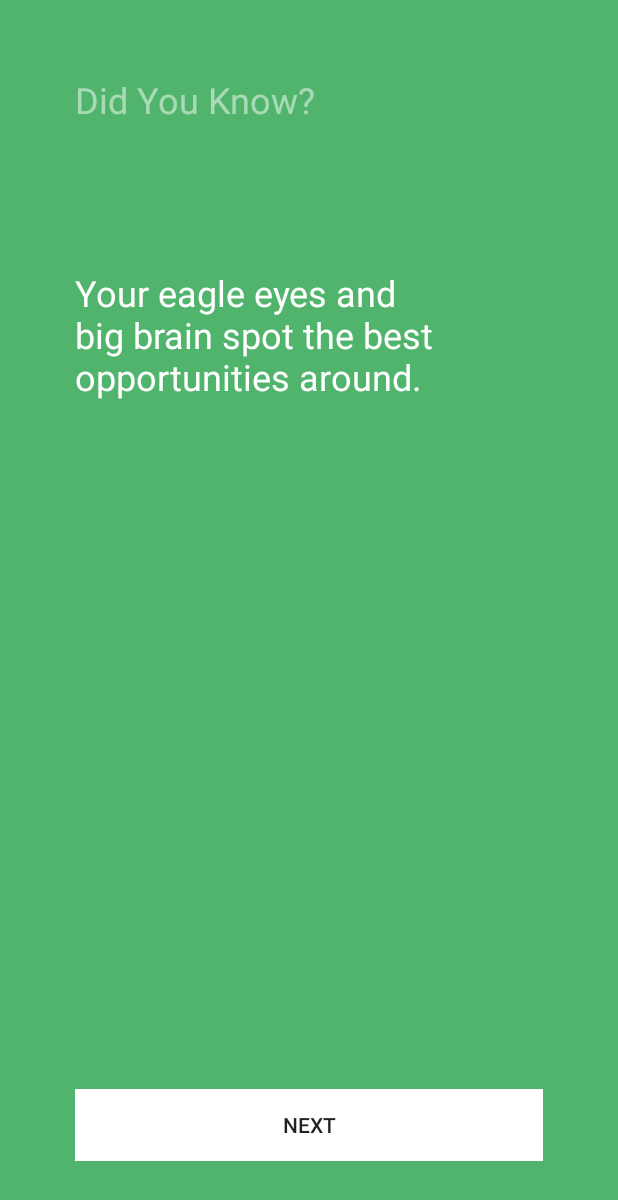
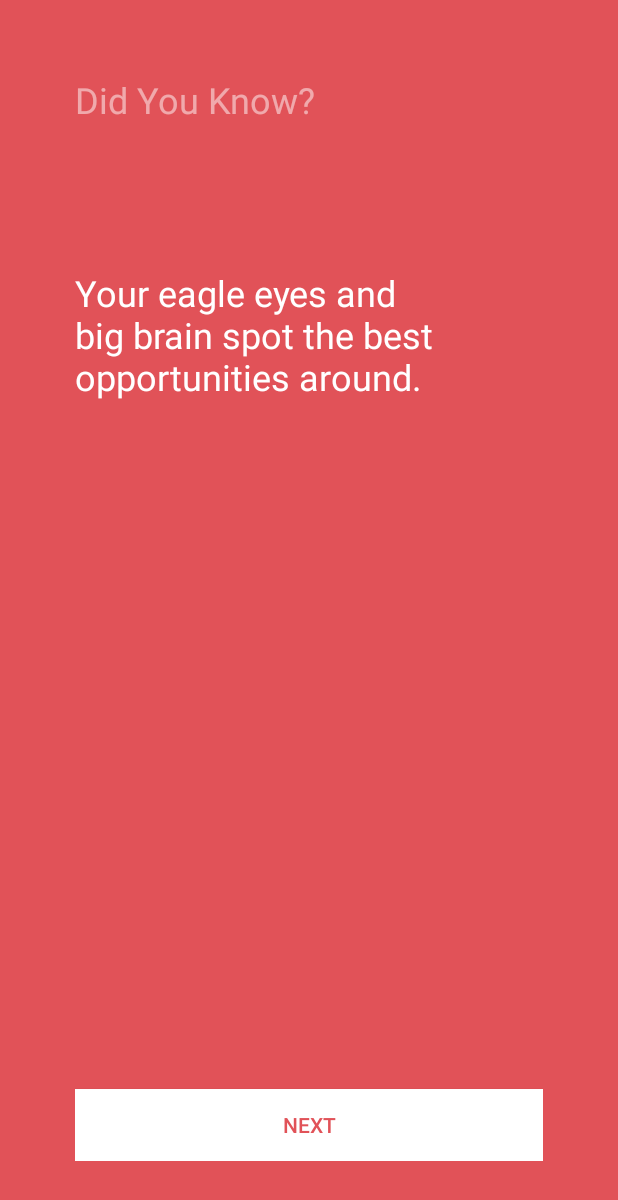
Before and after one commit to didiimnida/AndroidFunFacts, an Android app: the screen it shows after launch (FunFactsActivity), after a tap on "NEXT", on a phone screen of 412 x 824 dp. Shown: the top 1200 px of the screen. Run offline under Robolectric (Android 15) with nearby library versions, the phone set to English and light mode, and no system bars.

Commit message:
Add files for Android App.

```diff
--- a/app/src/main/AndroidManifest.xml
+++ b/app/src/main/AndroidManifest.xml
@@ -4,7 +4,7 @@
 
     <application
         android:allowBackup="true"
-        android:icon="@mipmap/ic_launcher"
+        android:icon="@drawable/ic_launcher"
         android:label="@string/app_name"
         android:theme="@style/AppTheme" >
         <activity
--- /dev/null
+++ b/app/src/main/java/com/dianahilton/funfacts/ColorWheel.java
@@ -0,0 +1,40 @@
+package com.dianahilton.funfacts;
+
+import android.graphics.Color;
+
+import java.util.Random;
+
+public class ColorWheel {
+
+    //Member variable (properties about the object)
+    public String[] mColor = {
+            "#39add1",
+            "#3079ab",
+            "#c25975",
+            "#e15258",
+            "#f9845b",
+            "#838cc7",
+            "#7d669e",
+            "#53bbb4",
+            "#51b46d",
+            "#e0ab18",
+            "#637a91",
+            "#f092b0",
+            "#b7c0c7"
+    };
+
+    //Method (abilities: things the object can do)
+    public int getColor(){
+
+        String color = "";
+
+        Random randomGenerator = new Random();
+        int randomNumber = randomGenerator.nextInt(mColor.length);
+
+        color = mColor[randomNumber];
+
+        int colorAsInt = Color.parseColor(color);
+
+        return colorAsInt;
+    }
+}
--- a/app/src/main/java/com/dianahilton/funfacts/FunFactsActivity.java
+++ b/app/src/main/java/com/dianahilton/funfacts/FunFactsActivity.java
@@ -1,15 +1,22 @@
 package com.dianahilton.funfacts;
 
 import android.app.Activity;
+import android.graphics.Color;
 import android.os.Bundle;
 import android.view.View;
+import android.widget.RelativeLayout;
 import android.widget.TextView;
 import android.widget.Button;
+import android.widget.Toast;
+import android.util.Log;
 
 
 public class FunFactsActivity extends Activity {
 
+    public static final String TAG = FunFactsActivity.class.getSimpleName();
+
     private FactBook mFactBook = new FactBook();
+    private ColorWheel mColorWheel = new ColorWheel();
 
     @Override
     protected void onCreate(Bundle savedInstanceState) {
@@ -18,16 +25,24 @@ public class FunFactsActivity extends Activity {
 
         //Declare our View variables and assign the Views from the layout file
         final TextView factLabel = (TextView) findViewById(R.id.complimentTextView);
-        Button showFactButton = (Button) findViewById(R.id.nextButton);
+        final Button showFactButton = (Button) findViewById(R.id.nextButton);
+        final RelativeLayout relativeLayout = (RelativeLayout) findViewById(R.id.relativeLayout);
+
         View.OnClickListener listener = new View.OnClickListener() {
             @Override
             public void onClick(View view) {
                 String compliment = mFactBook.getCompliment();
                 //Update the label with our dynamic compliment
                 factLabel.setText(compliment);
+                int color = mColorWheel.getColor();
+                relativeLayout.setBackgroundColor(color);
+                showFactButton.setTextColor(color);
 
             }
         };
         showFactButton.setOnClickListener(listener);
+
+        Toast.makeText(this, "Hi, Bee!", Toast.LENGTH_LONG).show();
+        Log.d(TAG, "We're logging from the onCreate() method!");
     }
 }
--- a/app/src/main/res/layout/activity_fun_facts.xml
+++ b/app/src/main/res/layout/activity_fun_facts.xml
@@ -5,7 +5,7 @@
     android:paddingRight="@dimen/activity_horizontal_margin"
     android:paddingTop="@dimen/activity_vertical_margin"
     android:paddingBottom="@dimen/activity_vertical_margin" tools:context=".FunFactsActivity"
-    android:id="@+id/xf"
+    android:id="@+id/relativeLayout"
     android:background="#ff51b46d">
 
     <TextView android:text="Did You Know?" android:layout_width="wrap_content"
@@ -21,7 +21,8 @@
         android:id="@+id/nextButton"
         android:layout_alignParentBottom="true"
         android:layout_centerHorizontal="true"
-        android:background="@android:color/white" />
+        android:background="@android:color/white"
+        android:textColor="#ff51b46d" />
 
     <TextView
         android:layout_width="wrap_content"
```
Also changed, not shown: app/src/main/res/drawable-hdpi/ic_launcher.png (added), app/src/main/res/drawable-mdpi/ic_launcher.png (added), app/src/main/res/drawable-xhdpi/ic_launcher.png (added), app/src/main/res/drawable-xxhdpi/ic_launcher.png (added), app/src/main/res/drawable/ic_launcher.png (added).
